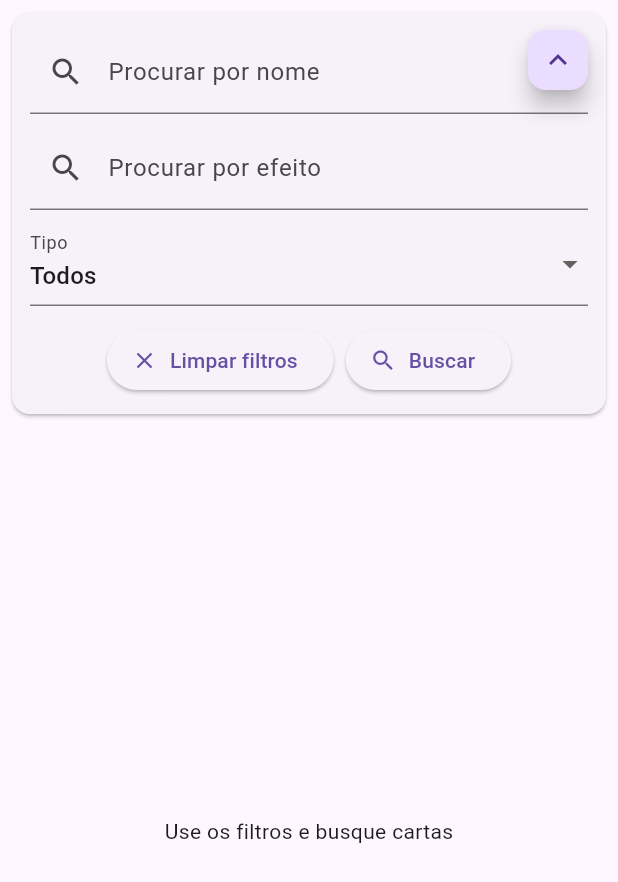
After one commit to fernandofcs123/app_duelo, a Flutter app: the CartasPage2 screen opened directly, on a phone screen of 412 x 824 dp. The commit adds this screen. Shown: the top 882 px of the screen. Run offline on Flutter 3.47's test engine with Material 3 defaults, Android fonts, the phone set to English and light mode, and no system bars; our stand-ins replace lucide_icons; network calls fail.

Commit message:
Alteração da tela de consulta de cards

```diff
--- a/lib/modules/cartas/cartas_page.dart
+++ b/lib/modules/cartas/cartas_page.dart
@@ -19,6 +19,7 @@ class _CartasPageState extends State<CartasPage> {
   final ScrollController _scrollController = ScrollController();
 
   String nome = '';
+  String efeito = '';
   String tipo = 'Todos';
 
   bool carregando = false;
@@ -86,8 +87,16 @@ class _CartasPageState extends State<CartasPage> {
                   ? Column(
                       children: [
                         FiltroCartasWidget(
+                          onLimpar: () {
+                            setState(() {
+                              nome = '';
+                              tipo = 'Todos';
+                              cartas = [];
+                            });
+                          },
                           onBuscar: buscarCartas,
                           onNomeChanged: (v) => nome = v,
+                          onEfeitoChanged: (v) => efeito = v,
                           onTipoChanged: (v) => tipo = v,
                         ),
                       ],
--- /dev/null
+++ b/lib/modules/cartas/cartas_page2.dart
@@ -0,0 +1,136 @@
+import 'package:app_duelo/models/yugioh_card.dart';
+import 'package:app_duelo/modules/cartas/detalhe_carta/card_details_page.dart';
+import 'package:app_duelo/modules/cartas/widgets/carta_card_widget2.dart';
+import 'package:app_duelo/modules/cartas/widgets/filtro_cartas_widget.dart';
+import 'package:app_duelo/modules/cartas/widgets/filtro_toggle_widget.dart';
+import 'package:app_duelo/services/yugioh_api_service.dart';
+import 'package:flutter/material.dart';
+
+class CartasPage2 extends StatefulWidget {
+  const CartasPage2({super.key});
+
+  @override
+  State<CartasPage2> createState() => _CartasPageState();
+}
+
+class _CartasPageState extends State<CartasPage2> {
+  final YugiohApiService api = YugiohApiService();
+
+  String nome = '';
+  String efeito = '';
+  String tipo = 'Todos';
+
+  bool carregando = false;
+
+  // Controla se os filtros estão abertos ou fechados
+  bool filtrosExpandidos = true;
+
+  List<YugiohCard> cartas = [];
+
+  Future<void> buscarCartas() async {
+    FocusScope.of(context).unfocus();
+
+    setState(() => carregando = true);
+
+    final resultado = await api.buscarCartas(
+      nome: nome,
+      tipo: tipo,
+    );
+
+    setState(() {
+      cartas = resultado;
+      carregando = false;
+    });
+  }
+
+  @override
+  Widget build(BuildContext context) {
+    return Scaffold(
+      // appBar: AppBar(
+      //   title: const Text("Cartas"),
+      // ),
+
+      body: Stack(
+        children: [
+          Column(
+            children: [
+              AnimatedSize(
+                duration: const Duration(milliseconds: 250),
+                curve: Curves.easeInOut,
+                child: filtrosExpandidos
+                    ? FiltroCartasWidget(
+                      onLimpar: () {
+                        setState(() {
+                          nome = '';
+                          tipo = 'Todos';
+                          cartas = [];
+                        });
+                      },
+                        onBuscar: buscarCartas,
+                        onNomeChanged: (v) => nome = v,
+                        onEfeitoChanged: (v) => efeito = v,
+                        onTipoChanged: (v) => tipo = v,
+                      )
+                    : const SizedBox.shrink(),
+              ),
+
+              Expanded(
+                child: carregando
+                    ? const Center(
+                        child: CircularProgressIndicator(),
+                      )
+                    : cartas.isEmpty
+                        ? const Center(
+                            child: Text("Use os filtros e busque cartas"),
+                          )
+                        : GridView.builder(
+                            padding: const EdgeInsets.all(8),
+                            gridDelegate:
+                                const SliverGridDelegateWithFixedCrossAxisCount(
+                              crossAxisCount: 2,
+                              crossAxisSpacing: 8,
+                              mainAxisSpacing: 8,
+                              childAspectRatio: 0.7,
+                            ),
+                            itemCount: cartas.length,
+                            itemBuilder: (_, index) {
+                              final card = cartas[index];
+
+                              return GestureDetector(
+                                onTap: () {
+                                  Navigator.push(
+                                    context,
+                                    MaterialPageRoute(
+                                      builder: (_) =>
+                                          CardDetailsPage(card: card),
+                                    ),
+                                  );
+                                },
+                                child: CartaCardWidget2(
+                                  card: card,
+                                ),
+                              );
+                            },
+                          ),
+              ),
+            ],
+          ),
+
+          // BOTÃO FLUTUANTE
+          Positioned(
+            top: 16,
+            right: 16,
+            child: FiltroToggleWidget(
+              expandido: filtrosExpandidos,
+              onToggle: () {
+                setState(() {
+                  filtrosExpandidos = !filtrosExpandidos;
+                });
+              },
+            ),
+          ),
+        ],
+      ),
+    );
+  }
+}
--- a/lib/modules/cartas/widgets/filtro_cartas_widget.dart
+++ b/lib/modules/cartas/widgets/filtro_cartas_widget.dart
@@ -2,13 +2,18 @@ import 'package:flutter/material.dart';
 
 class FiltroCartasWidget extends StatefulWidget {
   final VoidCallback onBuscar;
+  final VoidCallback onLimpar;
+
   final ValueChanged<String> onNomeChanged;
+  final ValueChanged<String> onEfeitoChanged;
   final ValueChanged<String> onTipoChanged;
 
   const FiltroCartasWidget({
     super.key,
     required this.onBuscar,
+    required this.onLimpar,
     required this.onNomeChanged,
+    required this.onEfeitoChanged,
     required this.onTipoChanged,
   });
 
@@ -29,34 +34,78 @@ class _FiltroCartasWidgetState extends State<FiltroCartasWidget> {
           children: [
             TextField(
               decoration: const InputDecoration(
-                labelText: "Nome da carta",
+                labelText: "Procurar por nome",
                 prefixIcon: Icon(Icons.search),
               ),
               onChanged: widget.onNomeChanged,
             ),
+
             const SizedBox(height: 8),
+
+            TextField(
+              decoration: const InputDecoration(
+                labelText: "Procurar por efeito",
+                prefixIcon: Icon(Icons.search),
+              ),
+              onChanged: widget.onEfeitoChanged,
+            ),
+
+            const SizedBox(height: 8),
+
             DropdownButtonFormField<String>(
               value: _tipoSelecionado,
               items: const [
-                DropdownMenuItem(value: "Todos", child: Text('Todos')),
-                DropdownMenuItem(value: "Monster", child: Text('Monstro')),
-                DropdownMenuItem(value: "Spell Card", child: Text('Spell')),
-                DropdownMenuItem(value: "Trap Card", child: Text('Trap')),
+                DropdownMenuItem(
+                  value: "Todos",
+                  child: Text('Todos'),
+                ),
+                DropdownMenuItem(
+                  value: "Monster",
+                  child: Text('Monstro'),
+                ),
+                DropdownMenuItem(
+                  value: "Spell Card",
+                  child: Text('Spell'),
+                ),
+                DropdownMenuItem(
+                  value: "Trap Card",
+                  child: Text('Trap'),
+                ),
               ],
               onChanged: (v) {
                 if (v == null) return;
+
                 setState(() {
                   _tipoSelecionado = v;
                 });
+
                 widget.onTipoChanged(v);
               },
-              decoration: const InputDecoration(labelText: 'Tipo'),
+              decoration: const InputDecoration(
+                labelText: 'Tipo',
+              ),
             ),
-            const SizedBox(height: 8),
-            ElevatedButton.icon(
-              onPressed: widget.onBuscar,
-              icon: const Icon(Icons.search),
-              label: const Text('Buscar'),
+
+            const SizedBox(height: 12),
+
+            // BOTÕES
+            Row(
+              mainAxisAlignment: MainAxisAlignment.center,
+              children: [
+                ElevatedButton.icon(
+                  onPressed: widget.onLimpar,
+                  icon: const Icon(Icons.clear),
+                  label: const Text('Limpar filtros'),
+                ),
+
+                const SizedBox(width: 8),
+
+                ElevatedButton.icon(
+                  onPressed: widget.onBuscar,
+                  icon: const Icon(Icons.search),
+                  label: const Text('Buscar'),
+                ),
+              ],
             ),
           ],
         ),
--- /dev/null
+++ b/lib/modules/cartas/widgets/filtro_toggle_widget.dart
@@ -0,0 +1,24 @@
+import 'package:flutter/material.dart';
+
+class FiltroToggleWidget extends StatelessWidget {
+  final bool expandido;
+  final VoidCallback onToggle;
+
+  const FiltroToggleWidget({
+    super.key,
+    required this.expandido,
+    required this.onToggle,
+  });
+
+  @override
+  Widget build(BuildContext context) {
+    return FloatingActionButton.small(
+      onPressed: onToggle,
+      child: Icon(
+        expandido
+            ? Icons.keyboard_arrow_up
+            : Icons.keyboard_arrow_down,
+      ),
+    );
+  }
+}
```
Also changed, not shown: lib/modules/cartas/cartas_list2.dart (added, +50 -0 lines), lib/modules/cartas/detalhe_carta/card_details_page.dart (+53 -7 lines), lib/modules/cartas/widgets/carta_card_widget2.dart (added, +158 -0 lines), lib/modules/duelo/duelo_page.dart (+27 -0 lines).
